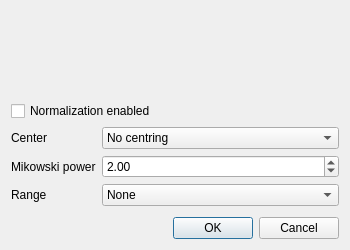
Qt form ui/norm_settings.ui (eremeykin/ectgui2) before a commit.
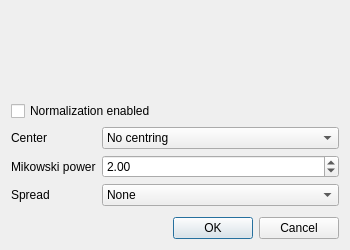
The same form after that commit. Icons and pictures are not drawn.

Commit message: Change range to spread

The edit to the form file:
```diff
--- a/ui/norm_settings.ui
+++ b/ui/norm_settings.ui
@@ -104,7 +104,7 @@
        <item row="2" column="0">
         <widget class="QLabel" name="label_range">
          <property name="text">
-          <string>Range</string>
+          <string>Spread</string>
          </property>
         </widget>
        </item>
```
Left out of the diff: 4 changed lines with no effect on the pictures. The commit also changes 9 other files.
